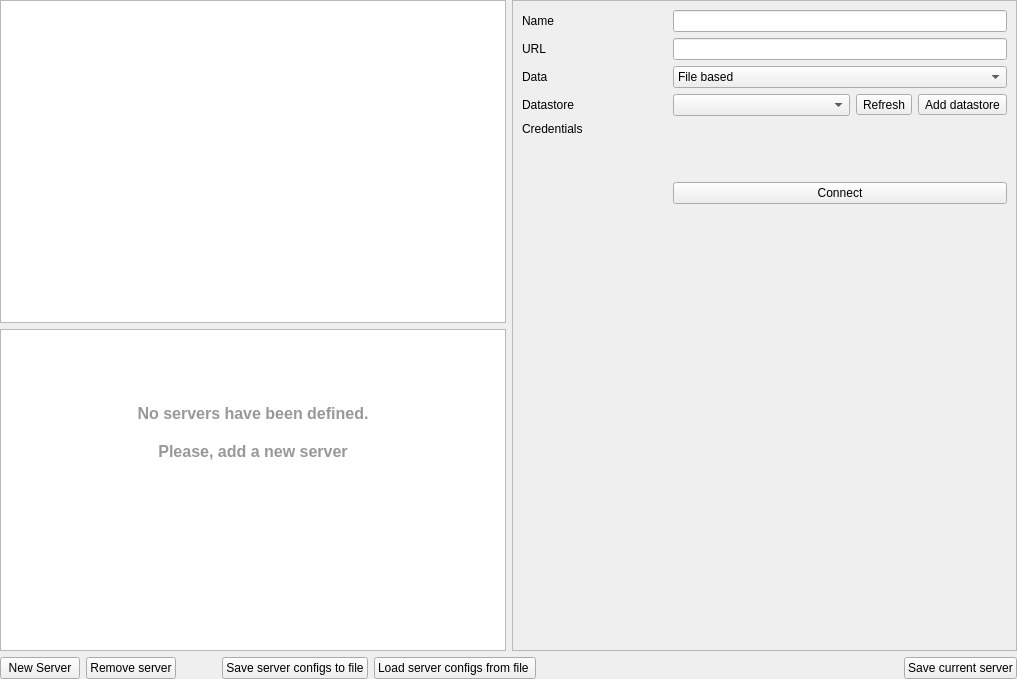
This is geocatbridge/ui/serverconnectionswidget.ui in GeoCat/qgis-bridge-plugin as Qt 5 draws it before an edit. The edited form follows.
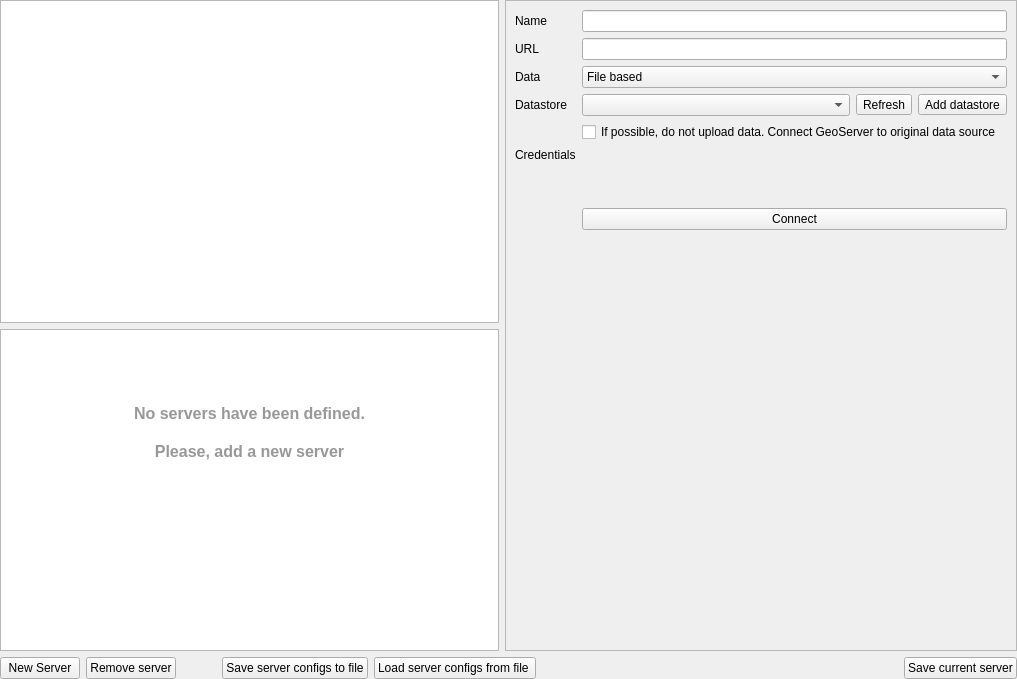
This is the edited form. The open tabs and pages were chosen to show the change. Custom widgets are drawn as their Qt base class.

Commit message: added option to use original data source when publishing to GS

```diff
--- a/geocatbridge/ui/serverconnectionswidget.ui
+++ b/geocatbridge/ui/serverconnectionswidget.ui
@@ -158,60 +158,7 @@
         <layout class="QHBoxLayout" name="horizontalLayout_2">
          <item>
           <layout class="QGridLayout" name="gridLayout_2">
-           <item row="6" column="2">
-            <widget class="QWidget" name="geoserverAuthWidget" native="true">
-             <property name="sizePolicy">
-              <sizepolicy hsizetype="Minimum" vsizetype="Minimum">
-               <horstretch>0</horstretch>
-               <verstretch>0</verstretch>
-              </sizepolicy>
-             </property>
-            </widget>
-           </item>
-           <item row="9" column="0">
-            <spacer name="verticalSpacer_2">
-             <property name="orientation">
-              <enum>Qt::Vertical</enum>
-             </property>
-             <property name="sizeHint" stdset="0">
-              <size>
-               <width>20</width>
-               <height>40</height>
-              </size>
-             </property>
-            </spacer>
-           </item>
-           <item row="0" column="0">
-            <widget class="QLabel" name="label_3">
-             <property name="text">
-              <string>Name</string>
-             </property>
-            </widget>
-           </item>
-           <item row="1" column="0">
-            <widget class="QLabel" name="label_4">
-             <property name="text">
-              <string>URL</string>
-             </property>
-            </widget>
-           </item>
-           <item row="7" column="2">
-            <spacer name="verticalSpacer_6">
-             <property name="orientation">
-              <enum>Qt::Vertical</enum>
-             </property>
-             <property name="sizeType">
-              <enum>QSizePolicy::Fixed</enum>
-             </property>
-             <property name="sizeHint" stdset="0">
-              <size>
-               <width>20</width>
-               <height>40</height>
-              </size>
-             </property>
-            </spacer>
-           </item>
-           <item row="6" column="0">
+           <item row="7" column="0">
             <widget class="QLabel" name="label_5">
              <property name="text">
               <string>Credentials</string>
@@ -253,6 +200,52 @@
              </item>
             </layout>
            </item>
+           <item row="0" column="0">
+            <widget class="QLabel" name="label_3">
+             <property name="text">
+              <string>Name</string>
+             </property>
+            </widget>
+           </item>
+           <item row="1" column="2" colspan="2">
+            <widget class="QLineEdit" name="txtGeoserverUrl"/>
+           </item>
+           <item row="7" column="2">
+            <widget class="QWidget" name="geoserverAuthWidget" native="true">
+             <property name="sizePolicy">
+              <sizepolicy hsizetype="Minimum" vsizetype="Minimum">
+               <horstretch>0</horstretch>
+               <verstretch>0</verstretch>
+              </sizepolicy>
+             </property>
+            </widget>
+           </item>
+           <item row="8" column="2">
+            <spacer name="verticalSpacer_6">
+             <property name="orientation">
+              <enum>Qt::Vertical</enum>
+             </property>
+             <property name="sizeType">
+              <enum>QSizePolicy::Fixed</enum>
+             </property>
+             <property name="sizeHint" stdset="0">
+              <size>
+               <width>20</width>
+               <height>40</height>
+              </size>
+             </property>
+            </spacer>
+           </item>
+           <item row="0" column="2" colspan="2">
+            <widget class="QLineEdit" name="txtGeoserverName"/>
+           </item>
+           <item row="9" column="2" colspan="2">
+            <widget class="QPushButton" name="btnConnectGeoserver">
+             <property name="text">
+              <string>Connect</string>
+             </property>
+            </widget>
+           </item>
            <item row="4" column="2" colspan="2">
             <widget class="QComboBox" name="comboGeoserverDataStorage">
              <item>
@@ -272,18 +265,32 @@
              </item>
             </widget>
            </item>
-           <item row="0" column="2" colspan="2">
-            <widget class="QLineEdit" name="txtGeoserverName"/>
-           </item>
-           <item row="8" column="2" colspan="2">
-            <widget class="QPushButton" name="btnConnectGeoserver">
+           <item row="1" column="0">
+            <widget class="QLabel" name="label_4">
              <property name="text">
-              <string>Connect</string>
+              <string>URL</string>
              </property>
             </widget>
            </item>
-           <item row="1" column="2" colspan="2">
-            <widget class="QLineEdit" name="txtGeoserverUrl"/>
+           <item row="10" column="0">
+            <spacer name="verticalSpacer_2">
+             <property name="orientation">
+              <enum>Qt::Vertical</enum>
+             </property>
+             <property name="sizeHint" stdset="0">
+              <size>
+               <width>20</width>
+               <height>40</height>
+              </size>
+             </property>
+            </spacer>
+           </item>
+           <item row="6" column="2">
+            <widget class="QCheckBox" name="chkUseOriginalDataSource">
+             <property name="text">
+              <string>If possible, do not upload data. Connect GeoServer to original data source</string>
+             </property>
+            </widget>
            </item>
           </layout>
          </item>
```
Left out of the diff: 2 changed lines with no effect on the pictures. The commit also changes 2 other files.
